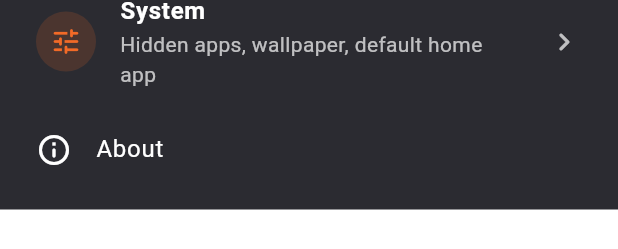
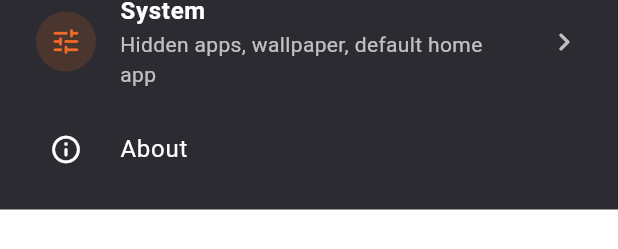
Before and after one commit to resurrectdev1/Launch-R, a Flutter app: the _SettingsSheet widget shown alone on an empty page, opened directly, on a phone screen of 412 x 824 dp. Shown: the part 770-1019 px from the top of the screen. Run offline on Flutter 3.47's test engine with Material 3 defaults, Android fonts, the phone set to English and light mode, and no system bars; drawn by our look-alikes of dynamic_color; our stand-ins replace package_info_plus, shared_preferences; accounts and stored records are empty.

Commit message:
Refactor About tile into ListTile widget

```diff
--- a/lib/widgets/settings_sheet.dart
+++ b/lib/widgets/settings_sheet.dart
@@ -265,10 +265,20 @@ class _SettingsSheet extends StatelessWidget {
           onTap: () => _openPage(context, const _SystemPage()),
         ),
         const SizedBox(height: 4),
-        _tile(
-          t,
-          icon: Icons.info_outline_rounded,
-          title: 'About',
+        ListTile(
+          contentPadding: _rowPadding,
+          leading: SizedBox(
+            width: 40,
+            height: 40,
+            child: Center(
+              child: Icon(
+                Icons.info_outline_rounded,
+                color: t.drawerText,
+                size: 22,
+              ),
+            ),
+          ),
+          title: Text('About', style: TextStyle(color: t.drawerText)),
           onTap: () => showLaunchRAbout(context),
         ),
       ],
```
